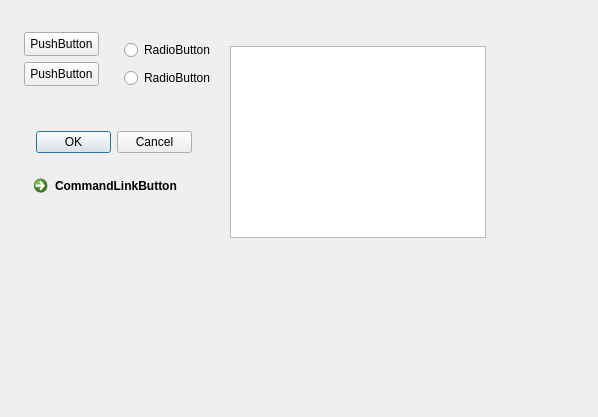
Qt form DemoWindow.ui (CatIsNotFound/FramelessWindow) before a commit.
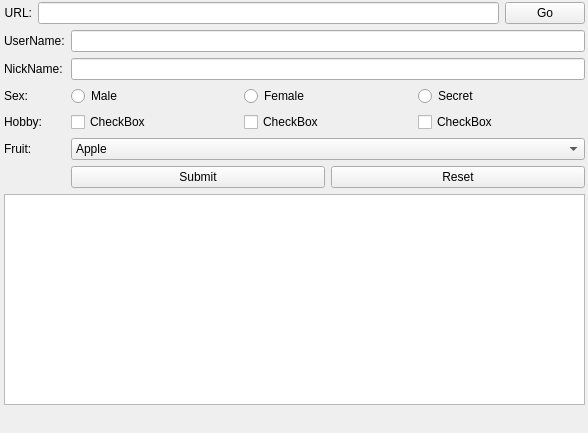
The same form after that commit.

Commit message: 2025/06/11: 改善了窗口缩放的问题

Diff of the .ui file:
```diff
--- a/DemoWindow.ui
+++ b/DemoWindow.ui
@@ -6,100 +6,203 @@
    <rect>
     <x>0</x>
     <y>0</y>
-    <width>598</width>
-    <height>417</height>
+    <width>588</width>
+    <height>433</height>
    </rect>
   </property>
   <property name="windowTitle">
    <string>DemoWindow</string>
   </property>
-  <widget class="QPushButton" name="pushButton">
+  <widget class="QWidget" name="verticalLayoutWidget">
    <property name="geometry">
     <rect>
-     <x>24</x>
-     <y>32</y>
-     <width>75</width>
-     <height>24</height>
+     <x>4</x>
+     <y>2</y>
+     <width>581</width>
+     <height>403</height>
     </rect>
    </property>
-   <property name="text">
-    <string>PushButton</string>
-   </property>
-  </widget>
-  <widget class="QPushButton" name="pushButton_2">
-   <property name="geometry">
-    <rect>
-     <x>24</x>
-     <y>62</y>
-     <width>75</width>
-     <height>24</height>
-    </rect>
-   </property>
-   <property name="text">
-    <string>PushButton</string>
-   </property>
-  </widget>
-  <widget class="QRadioButton" name="radioButton">
-   <property name="geometry">
-    <rect>
-     <x>124</x>
-     <y>40</y>
-     <width>95</width>
-     <height>20</height>
-    </rect>
-   </property>
-   <property name="text">
-    <string>RadioButton</string>
-   </property>
-  </widget>
-  <widget class="QRadioButton" name="radioButton_2">
-   <property name="geometry">
-    <rect>
-     <x>124</x>
-     <y>68</y>
-     <width>95</width>
-     <height>20</height>
-    </rect>
-   </property>
-   <property name="text">
-    <string>RadioButton</string>
-   </property>
-  </widget>
-  <widget class="QDialogButtonBox" name="buttonBox">
-   <property name="geometry">
-    <rect>
-     <x>36</x>
-     <y>130</y>
-     <width>156</width>
-     <height>24</height>
-    </rect>
-   </property>
-   <property name="standardButtons">
-    <set>QDialogButtonBox::StandardButton::Cancel|QDialogButtonBox::StandardButton::Ok</set>
-   </property>
-  </widget>
-  <widget class="QCommandLinkButton" name="commandLinkButton">
-   <property name="geometry">
-    <rect>
-     <x>26</x>
-     <y>168</y>
-     <width>186</width>
-     <height>41</height>
-    </rect>
-   </property>
-   <property name="text">
-    <string>CommandLinkButton</string>
-   </property>
-  </widget>
-  <widget class="QListWidget" name="listWidget">
-   <property name="geometry">
-    <rect>
-     <x>230</x>
-     <y>46</y>
-     <width>256</width>
-     <height>192</height>
-    </rect>
-   </property>
+   <layout class="QVBoxLayout" name="verticalLayout">
+    <item>
+     <layout class="QHBoxLayout" name="horizontalLayout">
+      <item>
+       <widget class="QLabel" name="label">
+        <property name="text">
+         <string>URL:</string>
+        </property>
+        <property name="alignment">
+         <set>Qt::AlignmentFlag::AlignRight|Qt::AlignmentFlag::AlignTrailing|Qt::AlignmentFlag::AlignVCenter</set>
+        </property>
+       </widget>
+      </item>
+      <item>
+       <widget class="QLineEdit" name="lineEdit"/>
+      </item>
+      <item>
+       <widget class="QPushButton" name="pushButton">
+        <property name="text">
+         <string>Go</string>
+        </property>
+       </widget>
+      </item>
+     </layout>
+    </item>
+    <item>
+     <layout class="QFormLayout" name="formLayout">
+      <item row="0" column="0">
+       <widget class="QLabel" name="label_2">
+        <property name="text">
+         <string>UserName:</string>
+        </property>
+       </widget>
+      </item>
+      <item row="0" column="1">
+       <widget class="QLineEdit" name="lineEdit_2"/>
+      </item>
+      <item row="1" column="0">
+       <widget class="QLabel" name="label_3">
+        <property name="text">
+         <string>NickName:</string>
+        </property>
+       </widget>
+      </item>
+      <item row="1" column="1">
+       <widget class="QLineEdit" name="lineEdit_3"/>
+      </item>
+      <item row="2" column="0">
+       <widget class="QLabel" name="label_4">
+        <property name="text">
+         <string>Sex:</string>
+        </property>
+       </widget>
+      </item>
+      <item row="2" column="1">
+       <layout class="QHBoxLayout" name="horizontalLayout_3">
+        <item>
+         <widget class="QRadioButton" name="radioButton">
+          <property name="text">
+           <string>Male</string>
+          </property>
+         </widget>
+        </item>
+        <item>
+         <widget class="QRadioButton" name="radioButton_2">
+          <property name="text">
+           <string>Female</string>
+          </property>
+         </widget>
+        </item>
+        <item>
+         <widget class="QRadioButton" name="radioButton_3">
+          <property name="text">
+           <string>Secret</string>
+          </property>
+         </widget>
+        </item>
+       </layout>
+      </item>
+      <item row="3" column="0">
+       <widget class="QLabel" name="label_5">
+        <property name="text">
+         <string>Hobby:</string>
+        </property>
+       </widget>
+      </item>
+      <item row="3" column="1">
+       <layout class="QHBoxLayout" name="horizontalLayout_2">
+        <item>
+         <widget class="QCheckBox" name="checkBox">
+          <property name="text">
+           <string>CheckBox</string>
+          </property>
+         </widget>
+        </item>
+        <item>
+         <widget class="QCheckBox" name="checkBox_2">
+          <property name="text">
+           <string>CheckBox</string>
+          </property>
+         </widget>
+        </item>
+        <item>
+         <widget class="QCheckBox" name="checkBox_3">
+          <property name="text">
+           <string>CheckBox</string>
+          </property>
+         </widget>
+        </item>
+       </layout>
+      </item>
+      <item row="4" column="0">
+       <widget class="QLabel" name="label_6">
+        <property name="text">
+         <string>Fruit:</string>
+        </property>
+       </widget>
+      </item>
+      <item row="4" column="1">
+       <widget class="QComboBox" name="comboBox">
+        <item>
+         <property name="text">
+          <string>Apple</string>
+         </property>
+        </item>
+        <item>
+         <property name="text">
+          <string>Banana</string>
+         </property>
+        </item>
+        <item>
+         <property name="text">
+          <string>Orange</string>
+         </property>
+        </item>
+        <item>
+         <property name="text">
+          <string>Strawberry</string>
+         </property>
+        </item>
+        <item>
+         <property name="text">
+          <string>Blueberry</string>
+         </property>
+        </item>
+        <item>
+         <property name="text">
+          <string>Grape</string>
+         </property>
+        </item>
+        <item>
+         <property name="text">
+          <string>Other...</string>
+         </property>
+        </item>
+       </widget>
+      </item>
+      <item row="5" column="1">
+       <layout class="QHBoxLayout" name="horizontalLayout_4">
+        <item>
+         <widget class="QPushButton" name="pushButton_2">
+          <property name="text">
+           <string>Submit</string>
+          </property>
+         </widget>
+        </item>
+        <item>
+         <widget class="QPushButton" name="pushButton_3">
+          <property name="text">
+           <string>Reset</string>
+          </property>
+         </widget>
+        </item>
+       </layout>
+      </item>
+     </layout>
+    </item>
+    <item>
+     <widget class="QPlainTextEdit" name="plainTextEdit"/>
+    </item>
+   </layout>
   </widget>
  </widget>
  <resources/>
```
The commit also changes 5 other files.
